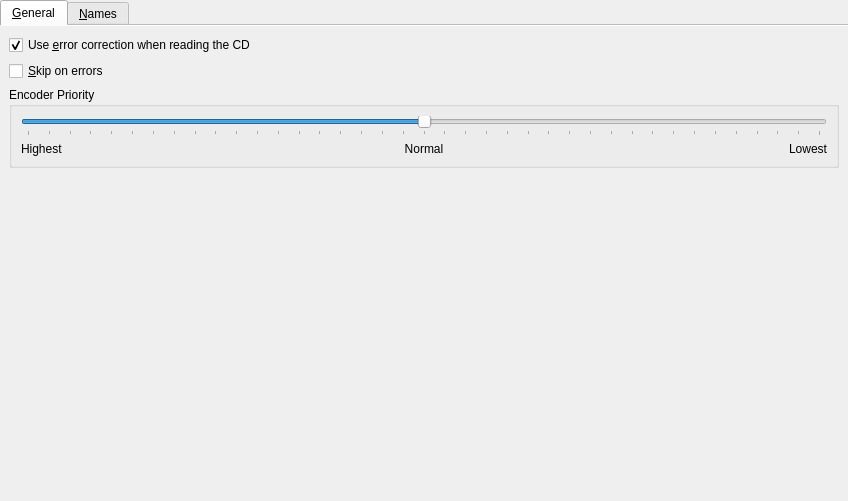
First picture: the form in kcmaudiocd/audiocdconfig.ui, repository KDE/audiocd-kio, before the edit.
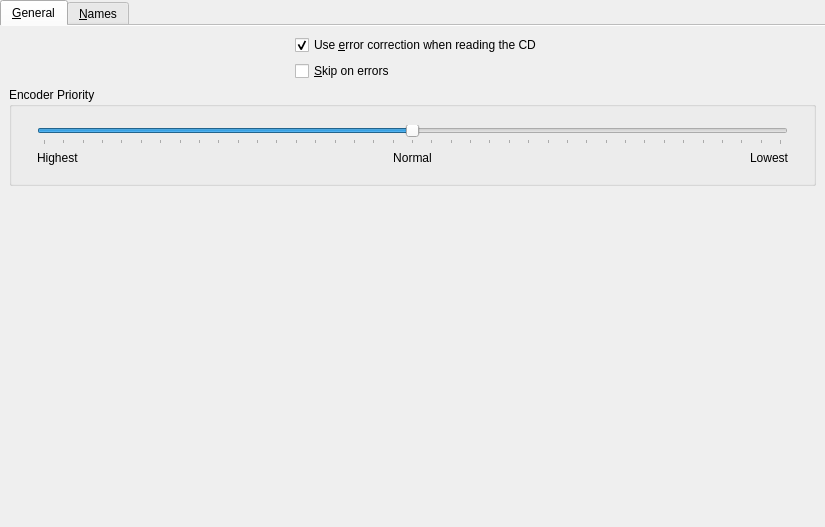
Second picture: the form after the edit. The open tabs and pages were chosen to show the change. Custom widgets are drawn as their Qt base class.

Commit message: Center children of General config tab

Patch:
```diff
--- a/kcmaudiocd/audiocdconfig.ui
+++ b/kcmaudiocd/audiocdconfig.ui
@@ -6,8 +6,8 @@
    <rect>
     <x>0</x>
     <y>0</y>
-    <width>848</width>
-    <height>501</height>
+    <width>825</width>
+    <height>527</height>
    </rect>
   </property>
   <layout class="QGridLayout" name="gridLayout">
@@ -41,28 +41,73 @@
       <attribute name="title">
        <string>&amp;General</string>
       </attribute>
-      <layout class="QGridLayout">
-       <item row="3" column="0" colspan="3">
-        <widget class="QGroupBox" name="encoderPriority">
+      <layout class="QVBoxLayout" name="verticalLayout">
+       <item>
+        <layout class="QFormLayout" name="formLayout">
+         <property name="fieldGrowthPolicy">
+          <enum>QFormLayout::FieldGrowthPolicy::FieldsStayAtSizeHint</enum>
+         </property>
+         <property name="formAlignment">
+          <set>Qt::AlignmentFlag::AlignHCenter|Qt::AlignmentFlag::AlignTop</set>
+         </property>
+         <item row="0" column="1">
+          <widget class="QCheckBox" name="ec_enable_check">
+           <property name="whatsThis">
+            <string>If you uncheck this option, the KIO worker will not try to use error correction which can be useful for reading damaged CDs. However, this feature can be problematic in some cases, so you can switch it off here.</string>
+           </property>
+           <property name="text">
+            <string>Use &amp;error correction when reading the CD</string>
+           </property>
+           <property name="checked">
+            <bool>true</bool>
+           </property>
+          </widget>
+         </item>
+         <item row="1" column="1">
+          <widget class="QCheckBox" name="ec_skip_check">
+           <property name="text">
+            <string>&amp;Skip on errors</string>
+           </property>
+           <property name="checked">
+            <bool>false</bool>
+           </property>
+          </widget>
+         </item>
+        </layout>
+       </item>
+       <item>
+        <widget class="QGroupBox" name="encoderPriorityGroupBox">
          <property name="title">
           <string>Encoder Priority</string>
          </property>
          <property name="flat">
           <bool>true</bool>
          </property>
-         <layout class="QGridLayout">
-          <item row="1" column="0">
-           <widget class="QLabel" name="textLabel2">
-            <property name="text">
-             <string>Highest</string>
+         <layout class="QHBoxLayout" name="horizontalLayout_2">
+          <item>
+           <spacer name="horizontalSpacer_2">
+            <property name="orientation">
+             <enum>Qt::Orientation::Horizontal</enum>
             </property>
-            <property name="wordWrap">
-             <bool>false</bool>
-            </property>
-           </widget>
+           </spacer>
           </item>
+          <item>
+           <widget class="QWidget" name="encoderPriority" native="true">
+            <property name="minimumSize">
+             <size>
+              <width>500</width>
+              <height>0</height>
+             </size>
+            </property>
+            <layout class="QGridLayout">
           <item row="0" column="0" colspan="3">
            <widget class="QSlider" name="niceLevel">
+               <property name="minimumSize">
+                <size>
+                 <width>350</width>
+                 <height>0</height>
+                </size>
+               </property>
             <property name="minimum">
              <number>-19</number>
             </property>
@@ -83,19 +128,6 @@
             </property>
            </widget>
           </item>
-          <item row="1" column="1">
-           <widget class="QLabel" name="textLabel4">
-            <property name="text">
-             <string>Normal</string>
-            </property>
-            <property name="alignment">
-             <set>Qt::AlignmentFlag::AlignCenter</set>
-            </property>
-            <property name="wordWrap">
-             <bool>false</bool>
-            </property>
-           </widget>
-          </item>
           <item row="1" column="2">
            <widget class="QLabel" name="textLabel3">
             <property name="text">
@@ -109,33 +141,43 @@
             </property>
            </widget>
           </item>
-         </layout>
+             <item row="1" column="1">
+              <widget class="QLabel" name="textLabel4">
+               <property name="text">
+                <string>Normal</string>
+               </property>
+               <property name="alignment">
+                <set>Qt::AlignmentFlag::AlignCenter</set>
+               </property>
+               <property name="wordWrap">
+                <bool>false</bool>
+               </property>
         </widget>
        </item>
        <item row="1" column="0">
-        <widget class="QCheckBox" name="ec_skip_check">
+              <widget class="QLabel" name="textLabel2">
          <property name="text">
-          <string>&amp;Skip on errors</string>
-         </property>
-         <property name="checked">
+                <string>Highest</string>
+               </property>
+               <property name="wordWrap">
           <bool>false</bool>
          </property>
         </widget>
        </item>
-       <item row="0" column="0" colspan="3">
-        <widget class="QCheckBox" name="ec_enable_check">
-         <property name="whatsThis">
-          <string>If you uncheck this option, the KIO worker will not try to use error correction which can be useful for reading damaged CDs. However, this feature can be problematic in some cases, so you can switch it off here.</string>
-         </property>
-         <property name="text">
-          <string>Use &amp;error correction when reading the CD</string>
-         </property>
-         <property name="checked">
-          <bool>true</bool>
-         </property>
+            </layout>
+           </widget>
+          </item>
+          <item>
+           <spacer name="horizontalSpacer">
+            <property name="orientation">
+             <enum>Qt::Orientation::Horizontal</enum>
+            </property>
+           </spacer>
+          </item>
+         </layout>
         </widget>
        </item>
-       <item row="4" column="2">
+       <item>
         <spacer name="Spacer5">
          <property name="orientation">
           <enum>Qt::Orientation::Vertical</enum>
```
Left out of the diff: 3 changed lines with no effect on the pictures. Lines whose indentation alone changed are shown as unchanged.
